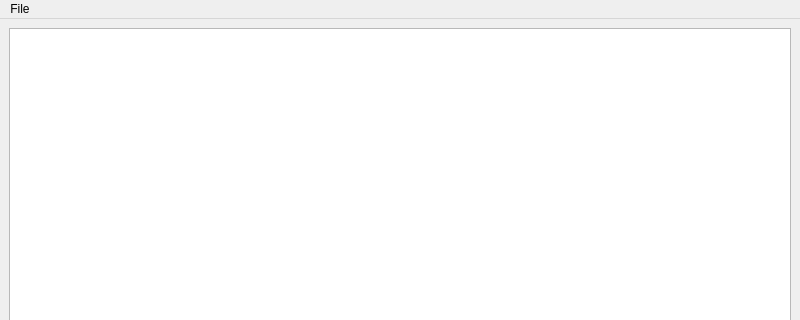
Before: the Qt Designer form src/gui/MainWindow.ui in MiBeloz/ModelDepartmentTables, drawn with Qt 5; both pictures show x 0 to 800 and y 0 to 320 of the 800 by 600 pixel window.
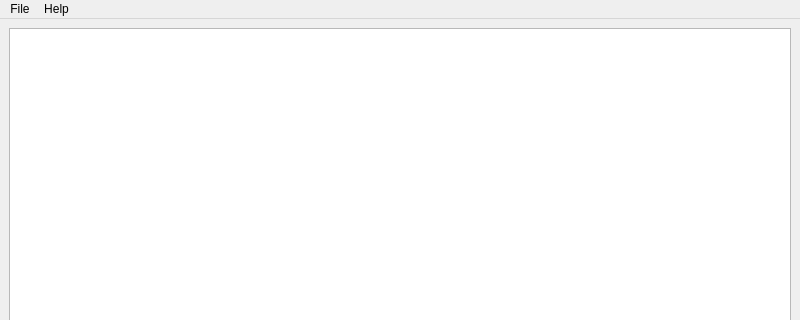
After: the same form once the commit is applied.

```diff
--- a/src/gui/MainWindow.ui
+++ b/src/gui/MainWindow.ui
@@ -42,7 +42,14 @@
     </property>
     <addaction name="actionSettings"/>
    </widget>
+   <widget class="QMenu" name="menuHelp">
+    <property name="title">
+     <string>Help</string>
+    </property>
+    <addaction name="actionAbout"/>
+   </widget>
    <addaction name="menuFile"/>
+   <addaction name="menuHelp"/>
   </widget>
   <widget class="QStatusBar" name="statusbar"/>
   <action name="actionSettings">
```
Left out of the diff: 5 changed lines with no effect on the pictures.
